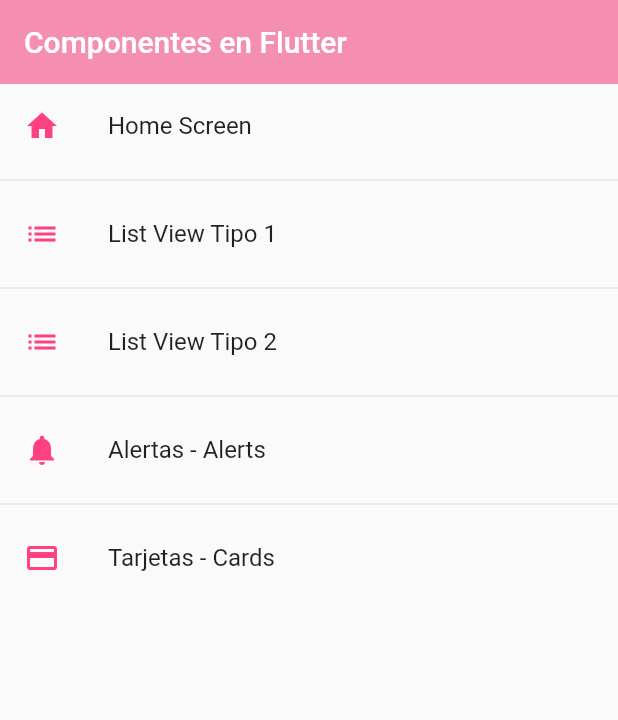
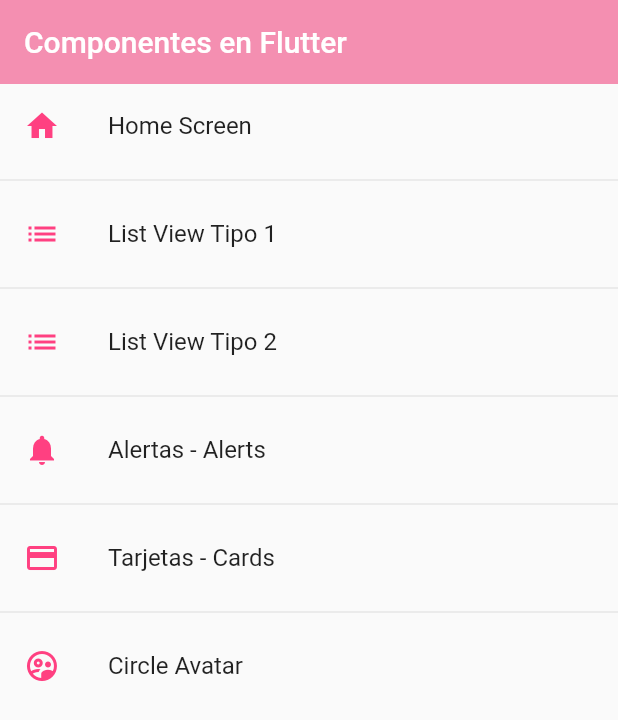
Before and after one commit to valfranciscangeli/fl_components, a Flutter app: the screen it shows after launch, on a phone screen of 412 x 824 dp. Shown: the top 720 px of the screen. Run offline on Flutter 3.47's test engine with Material 2 defaults, Android fonts, the phone set to English and light mode, and no system bars.

Commit message:
fin clase 84

```diff
--- a/lib/router/app_routes.dart
+++ b/lib/router/app_routes.dart
@@ -31,6 +31,11 @@ class AppRoutes {
         name: 'Tarjetas - Cards',
         screen: const CardScreen(),
         icon: Icons.credit_card),
+        MenuOption(
+        route: 'avatar',
+        name: 'Circle Avatar',
+        screen: const AvatarScreen(),
+        icon: Icons.supervised_user_circle_outlined),
   ];
 
   static Map<String, Widget Function(BuildContext)> getAppRoutes() {
--- a/lib/screens/screens.dart
+++ b/lib/screens/screens.dart
@@ -1,3 +1,5 @@
+export 'package:fl_components/screens/avatar_screen.dart';
+
 export 'package:fl_components/screens/home_screen.dart';
 export 'package:fl_components/screens/listview1_screen.dart';
 export 'package:fl_components/screens/listview2_screen.dart';
```
Also changed, not shown: lib/screens/avatar_screen.dart (added, +29 -0 lines).
